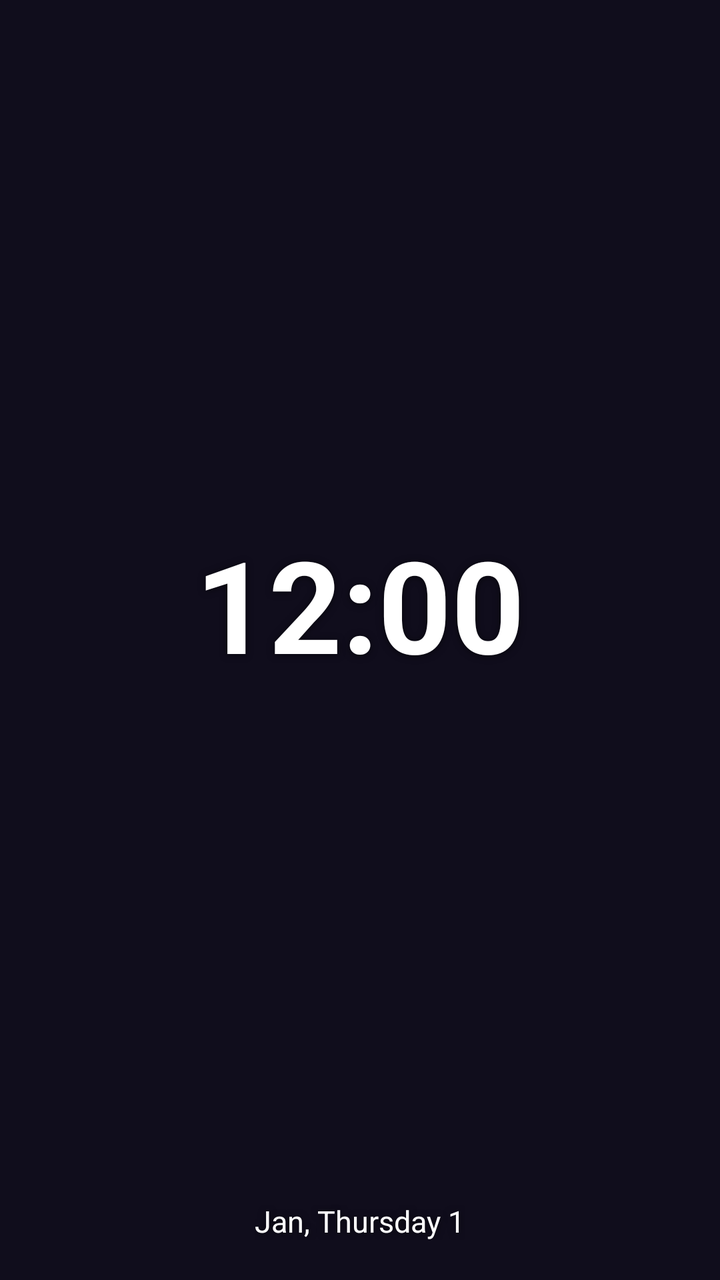
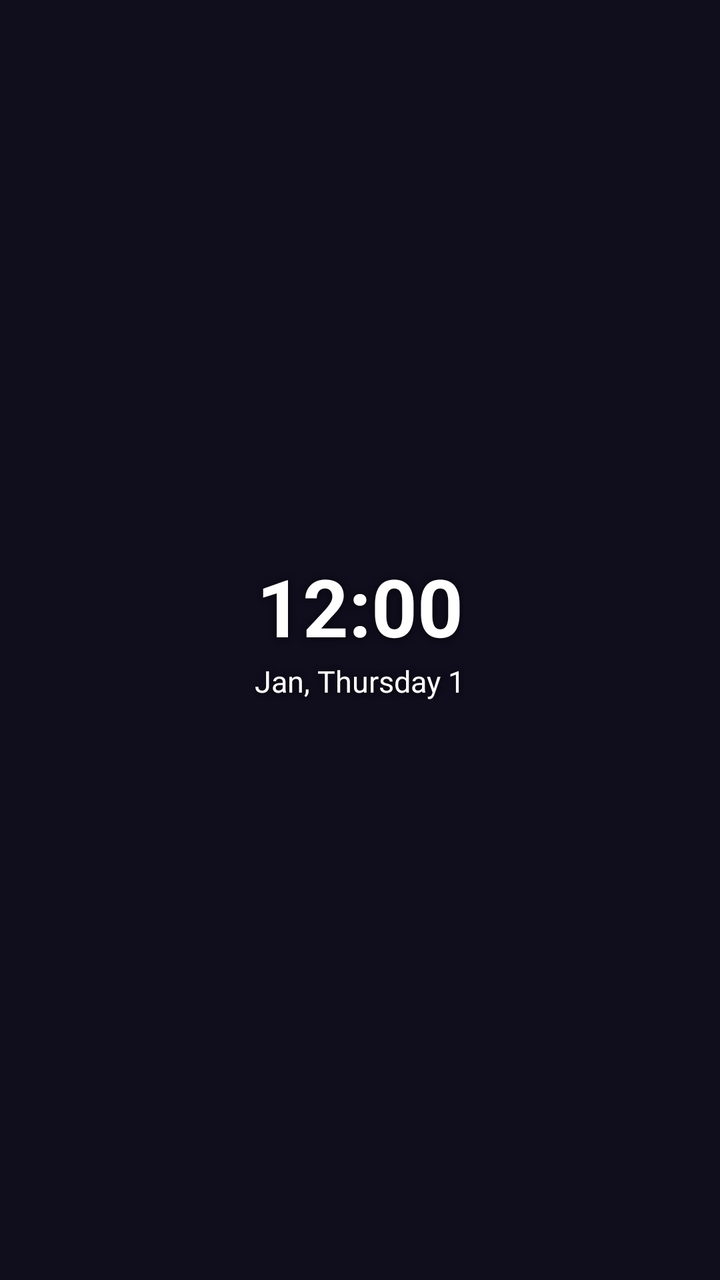

The first picture is an Android layout as it rendered before a commit; the second is the same layout after the commit. The layout source and the unified diff follow.
<!-- AndroidManifest.xml: application theme AppTheme -->
<!-- res/layout/widget_medium.xml -->
<?xml version="1.0" encoding="utf-8"?>
<LinearLayout xmlns:android="http://schemas.android.com/apk/res/android"
    android:id="@+id/widget_root"
    android:layout_width="match_parent"
    android:layout_height="match_parent"
    android:background="@drawable/widget_background"
    android:gravity="center"
    android:orientation="vertical"
    android:padding="12dp">
    <TextClock
        android:id="@+id/widget_time"
        android:format12Hour="h:mm"
        android:format24Hour="HH:mm"
        style="@style/WidgetText.Time"
        android:layout_width="match_parent"
        android:layout_height="0dp"
        android:layout_weight="1"
        android:autoSizeTextType="uniform"
        android:autoSizeMinTextSize="20sp"
        android:autoSizeMaxTextSize="64sp"
        android:autoSizeStepGranularity="1sp"
        android:gravity="center"
        android:maxLines="1" />
    <TextClock
        android:id="@+id/widget_date"
        android:format12Hour="MMM, EEEE d"
        android:format24Hour="MMM, EEEE d"
        style="@style/WidgetText.Detail"
        android:layout_width="wrap_content"
        android:layout_height="wrap_content"
        android:layout_marginTop="4dp"
        android:maxLines="1" />
    <FrameLayout
        android:layout_width="wrap_content"
        android:layout_height="wrap_content"
        android:layout_marginTop="8dp">
    <LinearLayout
        android:id="@+id/widget_weather"
        android:layout_width="wrap_content"
        android:layout_height="wrap_content"
        android:gravity="center_vertical"
        android:orientation="horizontal"
        android:visibility="gone">
        <ImageView
            android:id="@+id/widget_weather_icon"
            android:layout_width="26dp"
            android:layout_height="26dp"
            android:layout_marginEnd="6dp" />
        <TextView
            android:id="@+id/widget_weather_temp"
            style="@style/WidgetText.Detail"
            android:layout_width="wrap_content"
            android:layout_height="wrap_content"
            android:textSize="17sp" />
    </LinearLayout>
    </FrameLayout>
    <TextView
        android:id="@+id/widget_event"
        style="@style/WidgetText.Small"
        android:layout_width="wrap_content"
        android:layout_height="wrap_content"
        android:layout_marginTop="6dp"
        android:ellipsize="end"
        android:maxLines="1"
        android:maxWidth="220dp"
        android:visibility="gone" />
</LinearLayout>
<!-- resources referenced by this layout -->
<resources>
  <!-- drawable widget_background (drawable) -->
  <?xml version="1.0" encoding="utf-8"?>
  <shape xmlns:android="http://schemas.android.com/apk/res/android" android:shape="rectangle">
      <solid android:color="@android:color/transparent" />
  </shape>
  <style name="WidgetText.Detail">
          <item name="android:textSize">15sp</item>
      </style>
  <style name="WidgetText.Small">
          <item name="android:textSize">13sp</item>
          <item name="android:textColor">#E6FFFFFF</item>
      </style>
  <style name="WidgetText.Time">
          <item name="android:textStyle">bold</item>
      </style>
  <style name="AppTheme" parent="Theme.AppCompat.DayNight.NoActionBar">
          <item name="android:editTextBackground">@drawable/rn_edit_text_material</item>
          <item name="android:windowBackground">@color/midnight_background</item>
          <item name="android:statusBarColor">@color/midnight_background</item>
          <item name="android:navigationBarColor">@color/midnight_background</item>
      </style>
  <!-- drawable rn_edit_text_material (drawable) -->
  <?xml version="1.0" encoding="utf-8"?>
  <inset xmlns:android="http://schemas.android.com/apk/res/android"
         android:insetLeft="@dimen/abc_edit_text_inset_horizontal_material"
         android:insetRight="@dimen/abc_edit_text_inset_horizontal_material"
         android:insetTop="@dimen/abc_edit_text_inset_top_material"
         android:insetBottom="@dimen/abc_edit_text_inset_bottom_material"
         >
  
      <selector>
          
          <item android:state_enabled="false" android:drawable="@drawable/abc_textfield_default_mtrl_alpha"/>
          <item android:drawable="@drawable/abc_textfield_activated_mtrl_alpha"/>
      </selector>
  
  </inset>
  <color name="midnight_background">#100D1C</color>
</resources>

<!-- the commit's change to res/layout/widget_medium.xml (unified diff, before → after) -->
@@ -12,15 +12,11 @@
         android:format12Hour="h:mm"
         android:format24Hour="HH:mm"
         style="@style/WidgetText.Time"
-        android:layout_width="match_parent"
-        android:layout_height="0dp"
-        android:layout_weight="1"
-        android:autoSizeTextType="uniform"
-        android:autoSizeMinTextSize="20sp"
-        android:autoSizeMaxTextSize="64sp"
-        android:autoSizeStepGranularity="1sp"
-        android:gravity="center"
-        android:maxLines="1" />
+        android:layout_width="wrap_content"
+        android:layout_height="wrap_content"
+        android:includeFontPadding="false"
+        android:maxLines="1"
+        android:textSize="40sp" />
     <TextClock
         android:id="@+id/widget_date"
         android:format12Hour="MMM, EEEE d"
